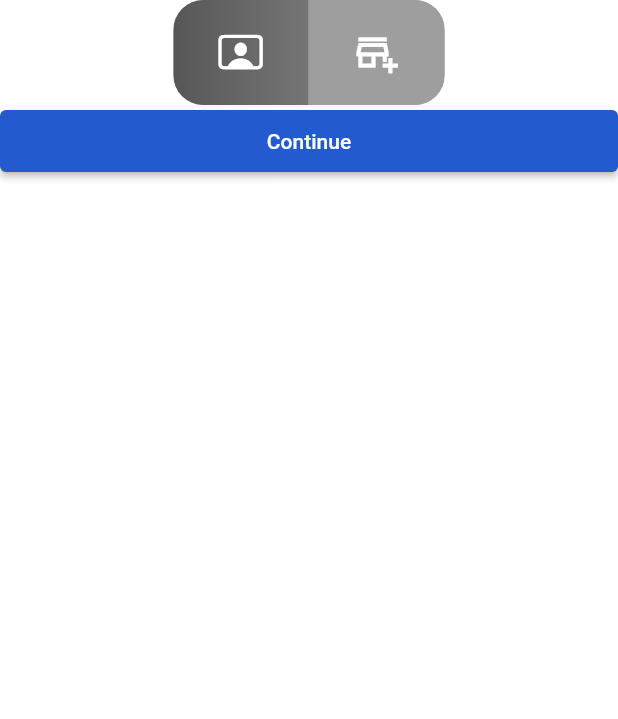
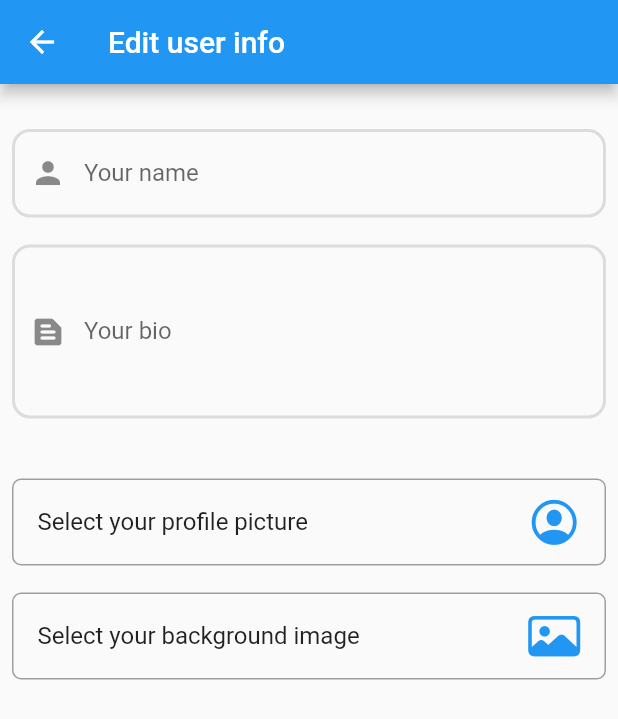
Before and after one commit to s448/disan, a Flutter app: the SelectAccountTypePage screen opened by its route, after a tap on "Continue", on a phone screen of 412 x 824 dp. Shown: the top 719 px of the screen. Run offline on Flutter 3.47's test engine with Material 2 defaults, Android fonts, the light colour scheme and no system bars; drawn by our look-alikes of toggle_switch; our stand-ins replace auth_buttons, cloud_firestore, firebase_auth, firebase_core, firebase_storage, get and 4 more; missing offline and left inert: flutter_facebook_auth; accounts and stored records are empty.

Commit message:
edit user info page

```diff
--- a/lib/Contoller/auth_controller.dart
+++ b/lib/Contoller/auth_controller.dart
@@ -1,9 +1,7 @@
 import 'package:cloud_firestore/cloud_firestore.dart';
 import 'package:disan/Contoller/local_storage.dart';
-import 'package:disan/Core/constants/enums.dart';
 import 'package:disan/Core/ultis/snakbar.dart';
 import 'package:disan/Model/user_model.dart';
-import 'package:disan/Service/firebase_services.dart';
 import 'package:disan/routes.dart';
 import 'package:firebase_auth/firebase_auth.dart';
 import 'package:flutter/material.dart';
@@ -30,7 +28,7 @@ class AuthController extends GetxController {
   var confirmPassword = "".obs;
   var rememberMe = false.obs;
   var textObsecured = true.obs;
-  var type;
+  RxString accType = "USER".obs;
 
   changeObscureTextStatus() {
     textObsecured.value = !textObsecured.value;
@@ -38,9 +36,9 @@ class AuthController extends GetxController {
   }
 
   setAccountType(int? index) {
-    index == 0
-        ? type.value = userType['user']
-        : type.value = userType['merchant'];
+    index == 0 ? accType.value = "USER" : accType.value = "MERCHANT";
+    update();
+    print(accType.value.toString());
   }
 
   Future<bool> saveUserData() async {
@@ -53,7 +51,7 @@ class AuthController extends GetxController {
         profile: "",
         background: "",
         id: userId,
-        type: type.value,
+        type: accType.value,
       );
 
       await _firestore.collection('users').doc(userId).set(userModel.toJson());
@@ -63,7 +61,7 @@ class AuthController extends GetxController {
     }
   }
 
-  updateUserInfo(String jsonEncoded) async {
+  updateUserInfo() async {
     /*
     1-get the signed email form local storage
     2-get the doc id isng the email
@@ -79,21 +77,17 @@ class AuthController extends GetxController {
     if (userDoc.docs.isNotEmpty) {
       var document = userDoc.docs.first;
       userId = document.get('id');
-      print(userId);
+      print("user id is >>>>>>>>>>>>>>" + userId);
+      _firestore.collection("users").doc(userId).update({
+        "type": accType.value,
+      });
     }
-    FirebaseServices().updateDocument("users", userId, jsonEncoded);
   }
 
   updateAccountType() async {
-    if (type.value == null) {
-      customSnackbar("Please select your account type".tr, "");
-    } else {
-      var accountTypeDecoded = {
-        "type": type.value,
-      };
-      var accountTypeEncoded = accountTypeDecoded.toString();
-      await updateUserInfo(accountTypeEncoded);
-    }
+    print("Changing acc type >>>>>>>>>>>>>> ${accType.value}");
+    await updateUserInfo();
+    Get.toNamed(Routes.completeUserInfo);
   }
 
   createNewUser() async {
@@ -242,13 +236,13 @@ class AuthController extends GetxController {
 
         if (userCredential.additionalUserInfo!.isNewUser) {
           var userId = user.uid;
-          // print(">>>>>>107 >>>>>new user");
+          print(">>>>>>107 >>>>>new user");
           try {
             UserModel userModel = UserModel(
               name: user.displayName,
               email: user.email,
               id: userId,
-              type: type.value,
+              type: accType.value,
               profile: user.photoURL,
               background: "",
             );
@@ -261,12 +255,12 @@ class AuthController extends GetxController {
             //   customSnackbar("Login success", "");
             // }
             isGoogleLoading.value = false;
+            Get.offAndToNamed(Routes.selectAccType);
           } catch (e) {
             // print("?????????can't save the user data");
             isGoogleLoading.value = false;
-            customSnackbar("Login error", e.toString());
+            dangerSnackbar("Login error", e.toString());
           }
-          Get.offAndToNamed(Routes.selectAccType);
         } else {
           isGoogleLoading.value = false;
           Get.offAndToNamed(Routes.navbar);
@@ -277,7 +271,7 @@ class AuthController extends GetxController {
       }
     } catch (e) {
       // print(e);
-      customSnackbar("Login error".tr, e.toString());
+      dangerSnackbar("Login error".tr, e.toString());
       isGoogleLoading.value = false;
     }
   }
--- /dev/null
+++ b/lib/Contoller/user_controller.dart
@@ -0,0 +1,40 @@
+import 'package:disan/Core/ultis/snakbar.dart';
+import 'package:disan/Service/uploda_file_to_firebase.dart';
+import 'package:flutter/material.dart';
+import 'package:get/get.dart';
+import 'package:google_maps_flutter/google_maps_flutter.dart';
+
+class UserController extends GetxController {
+  final _filePicker = ImageUploader();
+  var name = ''.obs;
+  var bio = ''.obs;
+  var locationLat = 0.0.obs;
+  var locationLng = 0.0.obs;
+  var profilePicUrl = "".obs;
+  var backgroundPicUrl = "".obs;
+
+  final editInfoFormKey = GlobalKey<FormState>();
+
+  selectProfilePic() async {
+    try {
+      profilePicUrl.value = await _filePicker.uploadImage();
+    } catch (e) {
+      dangerSnackbar("Error uploading".tr, e.toString());
+    }
+  }
+
+  selectBackgroundPic() async {
+    try {
+      backgroundPicUrl.value = await _filePicker.uploadImage();
+    } catch (e) {
+      dangerSnackbar("Error uploading".tr, e.toString());
+    }
+  }
+
+  LatLng selectedLocation = LatLng(0.0, 0.0);
+
+  void selectLocation(LatLng location) {
+    selectedLocation = location;
+    update();
+  }
+}
--- /dev/null
+++ b/lib/Service/uploda_file_to_firebase.dart
@@ -0,0 +1,38 @@
+import 'dart:io';
+import 'package:disan/Core/ultis/snakbar.dart';
+import 'package:firebase_storage/firebase_storage.dart';
+import 'package:get/get.dart';
+import 'package:image_picker/image_picker.dart';
+
+class ImageUploader {
+  final _picker = ImagePicker();
+  final _storage = FirebaseStorage.instance;
+  String imageUrl = '';
+
+  Future<String> uploadImage() async {
+    // Select image from gallery
+    final pickedFile = await _picker.pickImage(source: ImageSource.gallery);
+
+    if (pickedFile != null) {
+      // Create a unique filename for the image
+      String fileName = DateTime.now().millisecondsSinceEpoch.toString();
+
+      // Create a reference to the Firebase Storage location
+      Reference storageReference = _storage.ref().child('images/$fileName');
+
+      // Upload the file to Firebase Storage
+      UploadTask uploadTask = storageReference.putFile(File(pickedFile.path));
+
+      // Monitor the upload process
+      TaskSnapshot taskSnapshot = await uploadTask.whenComplete(() {});
+
+      // Get the download URL of the uploaded file
+      imageUrl = await taskSnapshot.ref.getDownloadURL();
+
+      // Return the download URL
+      return imageUrl;
+    }
+    dangerSnackbar("Cannot pick the image".tr, 'please try again'.tr);
+    return '';
+  }
+}
--- /dev/null
+++ b/lib/View/Screens/auth/complete_account_info.dart
@@ -0,0 +1,138 @@
+import 'package:disan/Contoller/auth_controller.dart';
+import 'package:disan/Contoller/user_controller.dart';
+import 'package:disan/Core/style/input_style.dart';
+import 'package:flutter/cupertino.dart';
+import 'package:flutter/material.dart';
+import 'package:get/get.dart';
+
+class CompleteAccountInfo extends StatelessWidget {
+  CompleteAccountInfo({super.key});
+  final controller = Get.put(UserController());
+  final authController = Get.find<AuthController>();
+  @override
+  Widget build(BuildContext context) {
+    bool isUser = authController.accType.value == "USER";
+    return Scaffold(
+      appBar: AppBar(
+        title: Text(isUser ? "Edit user info".tr : "Edit your Shop"),
+      ),
+      body: Padding(
+        padding: const EdgeInsets.all(8.0),
+        child: SingleChildScrollView(
+          child: Form(
+            key: controller.editInfoFormKey,
+            child: Column(
+              children: [
+                const SizedBox(
+                  height: 22,
+                ),
+                TextFormField(
+                  keyboardType: TextInputType.emailAddress,
+                  onChanged: (val) {
+                    controller.name.value = val;
+                  },
+                  validator: (val) =>
+                      (val!.isEmpty) ? "Enter your name".tr : null,
+                  decoration: InputDecoration(
+                    labelText: "Your name".tr,
+                    floatingLabelBehavior: FloatingLabelBehavior.auto,
+                    enabledBorder: enabledBorder,
+                    errorBorder: errorBorder,
+                    focusedBorder: focusedBorder,
+                    focusedErrorBorder: fucsedErrorBorder,
+                    prefixIcon: const Icon(Icons.person),
+                  ),
+                ),
+                const SizedBox(
+                  height: 18,
+                ),
+                TextFormField(
+                  keyboardType: TextInputType.emailAddress,
+                  onChanged: (val) {
+                    controller.name.value = val;
+                  },
+                  validator: (val) =>
+                      (val!.isEmpty) ? "Enter your bio".tr : null,
+                  decoration: InputDecoration(
+                    labelText: "Your bio".tr,
+                    floatingLabelBehavior: FloatingLabelBehavior.auto,
+                    enabledBorder: enabledBorder,
+                    errorBorder: errorBorder,
+                    focusedBorder: focusedBorder,
+                    focusedErrorBorder: fucsedErrorBorder,
+                    prefixIcon: const Icon(Icons.text_snippet_rounded),
+                  ),
+                  minLines: 4,
+                  maxLines: 5,
+                ),
+                const SizedBox(
+                  height: 22,
+                ),
+                !isUser
+                    ? InkWell(
+                        onTap: () {},
+                        child: Container(
+                          decoration: BoxDecoration(
+                            border: Border.all(color: Colors.grey),
+                            borderRadius: BorderRadius.circular(6.0),
+                          ),
+                          child: ListTile(
+                            iconColor: Colors.blue,
+                            leading: const Icon(Icons.location_on_outlined),
+                            title: Text("Location".tr),
+                            subtitle:
+                                Text("Select your location on google maps".tr),
+                          ),
+                        ),
+                      )
+                    : const SizedBox(),
+                const SizedBox(
+                  height: 18,
+                ),
+                InkWell(
+                  onTap: () => controller.selectProfilePic(),
+                  child: Container(
+                    decoration: BoxDecoration(
+                      border: Border.all(color: Colors.grey),
+                      borderRadius: BorderRadius.circular(6.0),
+                    ),
+                    child: ListTile(
+                      iconColor: Colors.blue,
+                      trailing: const Icon(
+                        CupertinoIcons.profile_circled,
+                        size: 35,
+                      ),
+                      title: Text("Select your profile picture".tr),
+                      // subtitle: Text("Select your location on google maps".tr),
+                    ),
+                  ),
+                ),
+                const SizedBox(
+                  height: 18,
+                ),
+                InkWell(
+                  onTap: () => controller.selectBackgroundPic(),
+                  child: Container(
+                    decoration: BoxDecoration(
+                      border: Border.all(color: Colors.grey),
+                      borderRadius: BorderRadius.circular(6.0),
+                    ),
+                    child: ListTile(
+                      iconColor: Colors.blue,
+                      trailing: const Icon(
+                        CupertinoIcons.photo,
+                        size: 35,
+                      ),
+                      title: Text("Select your background image".tr),
+                      // subtitle: Text("Select your location on google maps".tr),
+                    ),
+                  ),
+                )
+              ],
+            ),
+          ),
+        ),
+      ),
+    );
+  }
+}
--- a/lib/View/Screens/auth/login_page.dart
+++ b/lib/View/Screens/auth/login_page.dart
@@ -9,7 +9,7 @@ import 'package:get/get.dart';
 
 class LoginPage extends StatelessWidget {
   LoginPage({super.key});
-  final controller = Get.put(AuthController());
+  final controller = Get.put(AuthController(), permanent: true);
   @override
   Widget build(BuildContext context) {
     return Scaffold(
--- a/lib/View/Screens/auth/select_account_type.dart
+++ b/lib/View/Screens/auth/select_account_type.dart
@@ -10,17 +10,24 @@ class SelectAccountTypePage extends StatelessWidget {
   final controller = Get.find<AuthController>();
   @override
   Widget build(BuildContext context) {
-    return Center(
-      child: Container(
+    return Scaffold(
+      appBar: AppBar(
+        title: Text("Select your account type".tr),
+      ),
+      body: Container(
+        padding: const EdgeInsets.all(10.0),
         decoration: BoxDecoration(
             color: Colors.white, borderRadius: BorderRadius.circular(8)),
         child: Column(
+          mainAxisAlignment: MainAxisAlignment.center,
           children: [
             ToggleSwitch(
-              minWidth: 90.0,
+              minWidth: Get.width,
               minHeight: 70.0,
-              initialLabelIndex: 0,
               cornerRadius: 20.0,
+              labels: ["User".tr, "Merchant".tr],
+              centerText: true,
+              multiLineText: true,
               activeFgColor: Colors.white,
               inactiveBgColor: Colors.grey,
               inactiveFgColor: Colors.white,
@@ -30,23 +37,22 @@ class SelectAccountTypePage extends StatelessWidget {
                 Icons.add_business_outlined,
               ],
               iconSize: 30.0,
-              activeBgColors: const [
-                [Colors.black45, Colors.black26],
-                [Colors.yellow, Colors.orange]
-              ],
-              animate:
-                  true, // with just animate set to true, default curve = Curves.easeIn
-              curve: Curves
-                  .bounceInOut, // animate must be set to true when using custom curve
+              animate: true,
+              curve: Curves.linear,
               onToggle: (index) {
                 controller.setAccountType(index);
-                print('switched to: $index');
               },
             ),
-            ElevatedButton(
-              onPressed: () => controller.updateAccountType(),
-              style: primaryButtonStyle,
-              child: Text("Continue".tr),
+            const SizedBox(
+              height: 18,
+            ),
+            Padding(
+              padding: const EdgeInsets.all(8.0),
+              child: ElevatedButton(
+                onPressed: () => controller.updateAccountType(),
+                style: primaryButtonStyle,
+                child: Text("Continue".tr),
+              ),
             )
           ],
         ),
--- a/lib/routes.dart
+++ b/lib/routes.dart
@@ -1,3 +1,4 @@
+import 'package:disan/View/Screens/auth/complete_account_info.dart';
 import 'package:disan/View/Screens/auth/login_page.dart';
 import 'package:disan/View/Screens/auth/reset_password.dart';
 import 'package:disan/View/Screens/auth/select_account_type.dart';
@@ -11,6 +12,7 @@ class Routes {
   static String reset = '/reset';
   static String navbar = '/navbar';
   static String selectAccType = "/acctype";
+  static String completeUserInfo = "/CompleteAccountInfo";
 }
 
 final getPages = [
@@ -34,4 +36,8 @@ final getPages = [
     name: Routes.selectAccType,
     page: () => SelectAccountTypePage(),
   ),
+  GetPage(
+    name: Routes.completeUserInfo,
+    page: () => CompleteAccountInfo(),
+  ),
 ];
--- a/pubspec.yaml
+++ b/pubspec.yaml
@@ -23,6 +23,9 @@ dependencies:
   shared_preferences: ^2.2.2
   flutter_facebook_auth: ^6.0.2
   toggle_switch: ^2.1.0
+  firebase_storage: ^11.3.1
+  image_picker: ^1.0.4
+  google_maps_flutter: ^2.5.0
 
 
 dev_dependencies:
```
Also changed, not shown: lib/View/Widgets/google_maps_window.dart (added, +40 -0 lines), lib/main.dart (+4 -3 lines), pubspec.lock, 5 other files.
